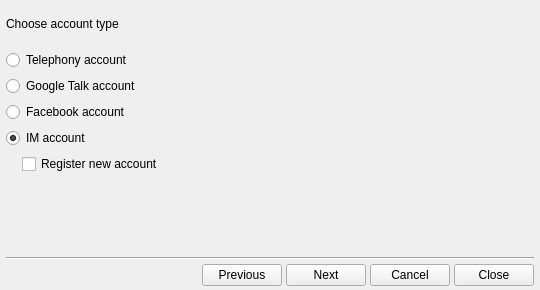
The window that share/skins/default/accountwizard.ui (itds-consulting/yate) describes before a commit, drawn with Qt 5.
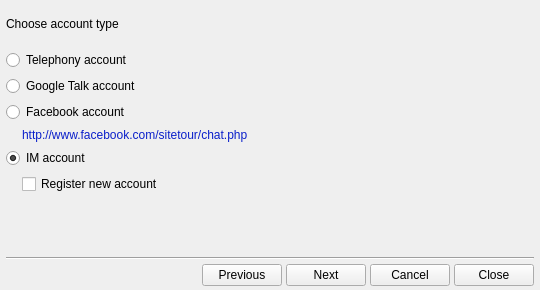
The same window after the commit. Icons and pictures are not drawn.

Commit message: Added facebook url in account wizard.

The edit to the form file:
```diff
--- a/share/skins/default/accountwizard.ui
+++ b/share/skins/default/accountwizard.ui
@@ -123,6 +123,35 @@
          </property>
         </widget>
        </item>
+       <item>
+        <layout class="QHBoxLayout" >
+         <property name="leftMargin" >
+          <number>16</number>
+         </property>
+         <property name="topMargin" >
+          <number>0</number>
+         </property>
+         <item>
+          <widget class="QLabel" name="label_18" >
+           <property name="sizePolicy" >
+            <sizepolicy vsizetype="Preferred" hsizetype="Expanding" >
+             <horstretch>0</horstretch>
+             <verstretch>0</verstretch>
+            </sizepolicy>
+           </property>
+           <property name="text" >
+            <string>&lt;html>&lt;head>&lt;meta name="qrichtext" content="1" />&lt;style type="text/css">
+p, li { white-space: pre-wrap; }
+&lt;/style>&lt;/head>&lt;body style=" ">
+&lt;p style=" margin-top:0px; margin-bottom:0px; margin-left:0px; margin-right:0px; -qt-block-indent:0; text-indent:0px;">&lt;a href="http://www.facebook.com/sitetour/chat.php">&lt;span style=" color:#0a1fca; text-decoration:none;">http://www.facebook.com/sitetour/chat.php&lt;/span>&lt;/a>&lt;/p>&lt;/body>&lt;/html></string>
+           </property>
+           <property name="openExternalLinks" >
+            <bool>true</bool>
+           </property>
+          </widget>
+         </item>
+        </layout>
+       </item>
        <item>
         <widget class="QRadioButton" name="acc_type_im" >
          <property name="text" >
```
